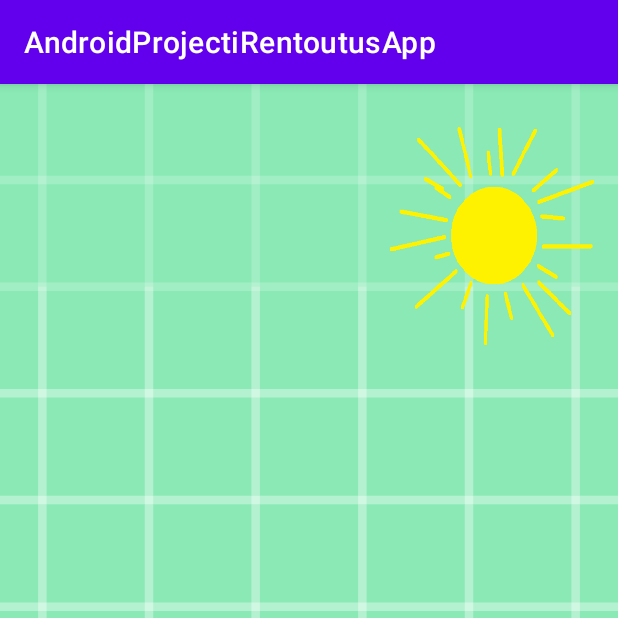
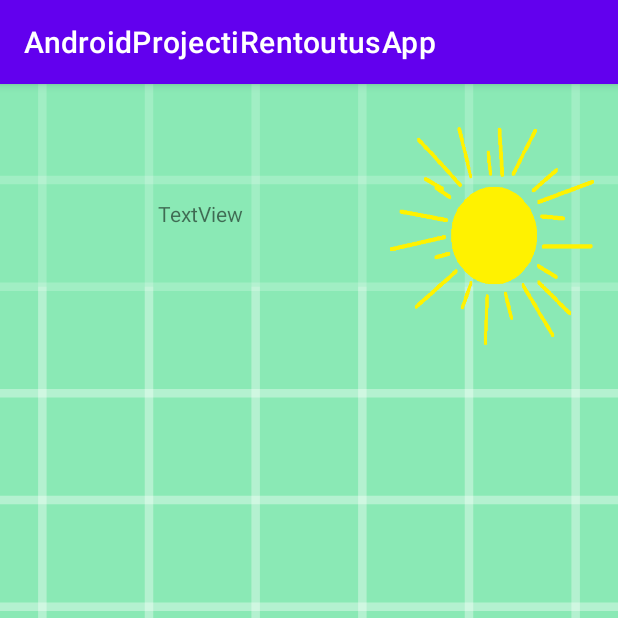
Before and after one commit to Pall00/AndroidProjektiRentoutusApp, an Android app: the Relaxing screen opened directly, with no data from a screen before it, on a phone screen of 412 x 824 dp, the top half of it. Run offline under Robolectric (Android 15) with nearby library versions, the phone set to English and light mode, and no system bars.

Commit message:
Added timer in relaxin. Commit

```diff
--- a/app/src/main/res/layout/activity_relaxing.xml
+++ b/app/src/main/res/layout/activity_relaxing.xml
@@ -31,5 +31,17 @@
             app:layout_constraintStart_toStartOf="parent"
             app:layout_constraintTop_toTopOf="parent"
             app:layout_constraintVertical_bias="0.042" />
+
+        <TextView
+            android:id="@+id/tvTimer"
+            android:layout_width="124dp"
+            android:layout_height="58dp"
+            android:text="TextView"
+            app:layout_constraintBottom_toBottomOf="parent"
+            app:layout_constraintEnd_toEndOf="parent"
+            app:layout_constraintHorizontal_bias="0.365"
+            app:layout_constraintStart_toStartOf="parent"
+            app:layout_constraintTop_toTopOf="parent"
+            app:layout_constraintVertical_bias="0.108" />
     </androidx.constraintlayout.widget.ConstraintLayout>
 </RelativeLayout>
```
Also changed, not shown: app/src/main/java/com/example/androidprojectirentoutusapp/Relaxing.java (+19 -1 lines).
